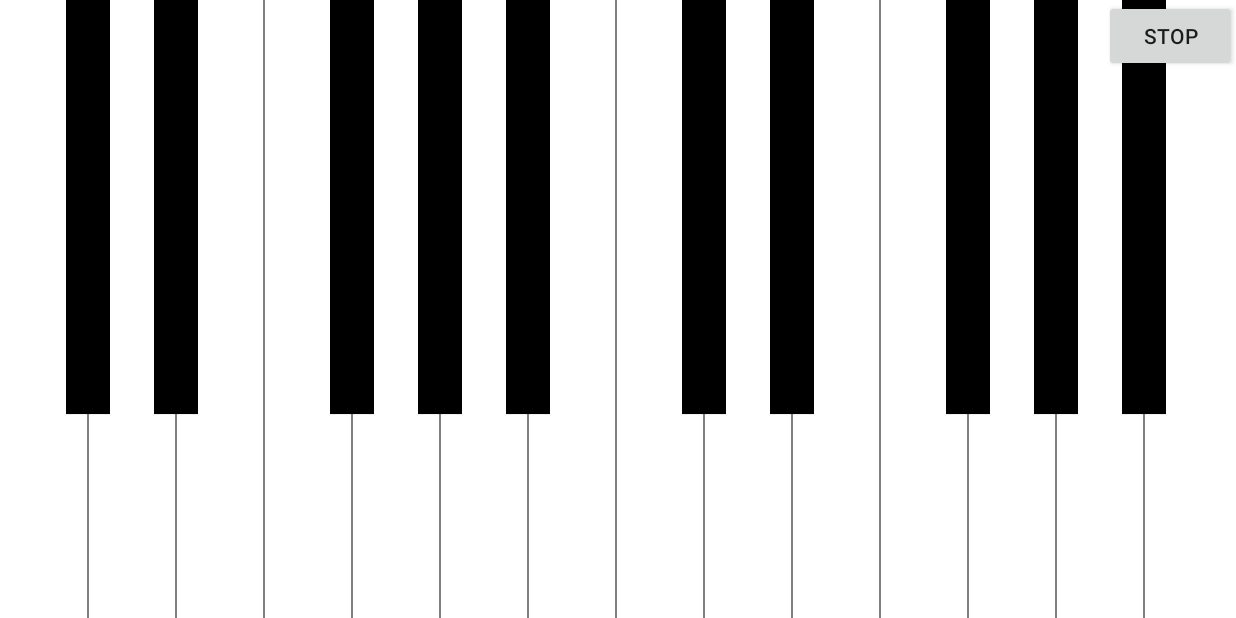
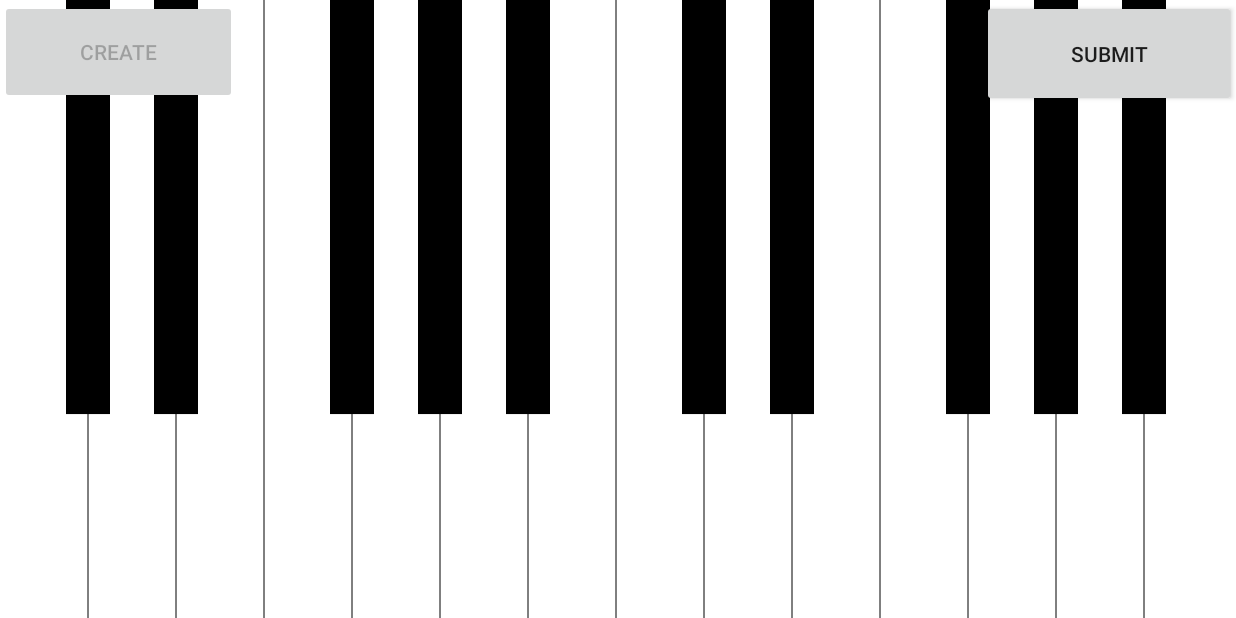
Before and after one commit to 2373655r/PianoKey, an Android app: the screen it shows after launch (PianoActivity), after a tap on "RECORD", on a phone screen of 824 x 412 dp (held sideways). Run offline under Robolectric (Android 15) with nearby library versions, the phone set to English and light mode, and no system bars.

Commit message:
Create Button + Sequential Password
Added a create button for users to create their password. Added string pass for sequential passwords using key events.
TODO: Extend events to string to solve multi key press and timing.

```diff
--- a/app/src/main/java/com/example/piano/PianoActivity.java
+++ b/app/src/main/java/com/example/piano/PianoActivity.java
@@ -2,8 +2,10 @@ package com.example.piano;
 
 import android.os.Bundle;
 //import android.support.v7.app.AppCompatActivity;
+import android.util.Log;
 import android.view.View;
 import android.widget.Button;
+
 import java.util.List;
 import java.util.ArrayList;
 
@@ -11,43 +13,115 @@ import androidx.appcompat.app.AppCompatActivity;
 
 public class PianoActivity extends AppCompatActivity {
 
-    public Button testButton;
+    public Button recordButton;
+    public Button createButton;
     public PianoView pianoView;
+
+    String hiddenPassword = null;
 
     @Override
     protected void onCreate(Bundle savedInstanceState) {
         super.onCreate(savedInstanceState);
         setContentView(R.layout.activity_main);
-        testButton = (Button) findViewById(R.id.button);
         pianoView = (PianoView) findViewById(R.id.pianoView);
-        testButton.setTag(1);
-        testButton.setText("Record");
+
+        recordButton= (Button) findViewById(R.id.button);
+        recordButton.setTag(1);
+        recordButton.setText("Record");
+
+        createButton= (Button) findViewById(R.id.button3);
+        createButton.setTag(1);
+        createButton.setText("Create");
+
     }
 
     public void OnClickRecordButton(View view){
-        final int status =(Integer) testButton.getTag();
+        final int status =(Integer) recordButton.getTag();
         if(status == 1) {
             //Start Recording user input
             pianoView.ResetKeyEvents();
-            testButton.setText("Stop");
-            testButton.setTag(0); //pause
+            recordButton.setText("Submit");
+            recordButton.setTag(0); //pause
+
+            //Disable create button
+            createButton.setEnabled(false);
         } else {
             //Stop Recording user input
-            testButton.setText("Record");
-            testButton.setTag(1); //pause
+            recordButton.setText("Record");
+            recordButton.setTag(1); //pause
+
             //Check password entered
             ValidatePassword(pianoView.GetKeyEvents());
+
+            //Re-enable create button
+            createButton.setEnabled(true);
         }
     }
 
-    public void ValidatePassword(ArrayList<KeyEvent> events){
+    public void OnClickCreateButton(View view){
+        final int status =(Integer) createButton.getTag();
+        if(status == 1) {
+            //Start Recording user input
+            pianoView.ResetKeyEvents();
+            createButton.setText("Save");
+            createButton.setTag(0); //pause
+
+            //Disable record button
+            recordButton.setEnabled(false);
+        } else {
+            //Stop Recording user input
+            createButton.setText("Create");
+            createButton.setTag(1); //pause
+
+            //Save password entered
+            SavePassword(pianoView.GetKeyEvents());
+
+            //Re-enable record button
+            recordButton.setEnabled(true);
+        }
+    }
+
+    private void SavePassword(ArrayList<KeyEvent> events){
+        String password = EventsToString(events);
+        if(password != null){
+            if(password != ""){
+                hiddenPassword = password;
+            }
+        }
+    }
+
+    private String EventsToString(ArrayList<KeyEvent> events){
+        String curPassword = "";
+        for(KeyEvent e : events){
+            curPassword += e.sound;
+        }
+        return curPassword;
+    }
+
+    private void ValidatePassword(ArrayList<KeyEvent> events){
         //May add more checks but for now just check if empty
         if(events.size() == 0){
-            System.out.println("No password entered");
+            Log.d("Login","No password entered");
         } else {
-            System.out.println("Password: ");
+            String enteredPassword = EventsToString(events);
+
+            //Log keys pressed
+            Log.d("Login","Password:");
             for(KeyEvent event : events){
-                System.out.println(event.sound);
+                Log.d("Login",event.sound + "");
+            }
+
+            //Compare entered password to hidden password
+            if(hiddenPassword == null){
+                Log.d("Login","No hidden password");
+            } else{
+                Log.d("True Pass:",hiddenPassword);
+                Log.d("Given Pass:",enteredPassword);
+                if(hiddenPassword.equals(enteredPassword)){
+                    Log.d("Login", "Login Success");
+                } else {
+                    Log.d("Login", "Login Failure");
+                }
             }
         }
     }
--- a/app/src/main/res/layout/activity_main.xml
+++ b/app/src/main/res/layout/activity_main.xml
@@ -12,11 +12,20 @@
 
     <Button
         android:id="@+id/button"
-        android:layout_width="wrap_content"
-        android:layout_height="wrap_content"
+        android:layout_width="169dp"
+        android:layout_height="71dp"
         android:onClick="OnClickRecordButton"
         android:text="@string/record"
         app:layout_constraintEnd_toEndOf="parent"
         app:layout_constraintTop_toTopOf="parent" />
 
+    <Button
+        android:id="@+id/button3"
+        android:layout_width="158dp"
+        android:layout_height="69dp"
+        android:onClick="OnClickCreateButton"
+        android:text="@string/create"
+        app:layout_constraintStart_toStartOf="parent"
+        app:layout_constraintTop_toTopOf="parent" />
+
 </androidx.constraintlayout.widget.ConstraintLayout>
--- a/app/src/main/res/values/strings.xml
+++ b/app/src/main/res/values/strings.xml
@@ -1,4 +1,5 @@
 <resources>
     <string name="app_name">Piano</string>
     <string name="record">Record</string>
+    <string name="create">Create</string>
 </resources>
```
